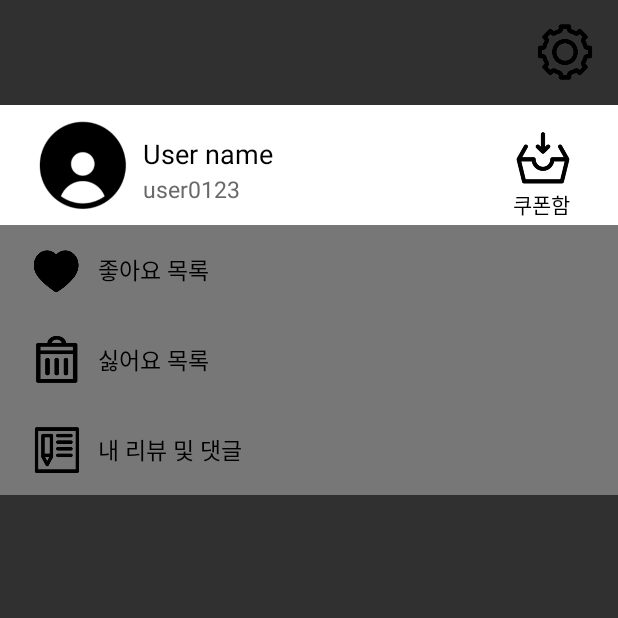
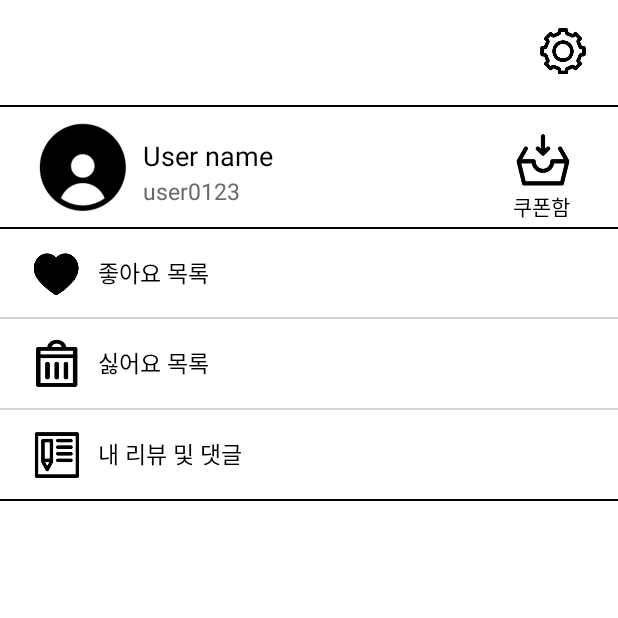
Before and after one commit to SnoopyKim/NewSikDang, an Android app: the fragment FourFragment shown on its own in the app's theme, on a phone screen of 412 x 824 dp, the top half of it. Run offline under Robolectric (Android 15) with nearby library versions, the phone set to English and light mode, and no system bars.

Commit message:
layout ed1

```diff
--- a/app/src/main/AndroidManifest.xml
+++ b/app/src/main/AndroidManifest.xml
@@ -20,18 +20,18 @@
         android:supportsRtl="true"
         android:theme="@style/Theme.AppCompat.NoActionBar">
         <activity android:name=".MainActivity">
-
-        </activity>
-        <activity
-            android:name=".MapsActivity"
-            android:label="@string/title_activity_maps" />
-        <activity android:name=".Restaurant">
             <intent-filter>
                 <action android:name="android.intent.action.MAIN" />
 
                 <category android:name="android.intent.category.LAUNCHER" />
             </intent-filter>
         </activity>
+        <activity
+            android:name=".MapsActivity"
+            android:label="@string/title_activity_maps" />
+        <activity android:name=".Restaurant">
+
+        </activity>
     </application>
 
 </manifest>
--- a/app/src/main/res/layout/activity_main.xml
+++ b/app/src/main/res/layout/activity_main.xml
@@ -4,7 +4,8 @@
     xmlns:tools="http://schemas.android.com/tools"
     android:layout_width="match_parent"
     android:layout_height="match_parent"
-    tools:context=".MainActivity">
+    tools:context=".MainActivity"
+    android:background="#FFFFFF">
 
 
     <LinearLayout
@@ -22,6 +23,12 @@
 
 
     <!--목록바-->
+        <View
+            android:id="@+id/frag4_middle_line"
+            android:layout_width="match_parent"
+            android:layout_height="2dp"
+            android:background="#000000"
+            android:layout_below="@+id/ll_fragment"/>
     <LinearLayout
         android:layout_width="match_parent"
         android:layout_height="wrap_content"
--- a/app/src/main/res/layout/fourfragment.xml
+++ b/app/src/main/res/layout/fourfragment.xml
@@ -4,30 +4,37 @@
     xmlns:tools="http://schemas.android.com/tools"
     android:layout_width="match_parent"
     android:layout_height="match_parent"
-    tools:context=".ThreeFragment">
+    tools:context=".ThreeFragment"
+    android:background="#FFFFFF">
 
     <!--탑바-->
-    <LinearLayout
+    <RelativeLayout
         android:id="@+id/frag4_top"
         android:layout_width="match_parent"
         android:layout_height="70dp"
         android:orientation="vertical">
         <ImageButton
-            android:layout_width="40dp"
-            android:layout_height="40dp"
+            android:layout_width="33dp"
+            android:layout_height="33dp"
             android:background="@drawable/setting_blank"
-            android:layout_gravity="end"
-            android:layout_marginTop="15dp"
-            android:layout_marginRight="15dp"
+            android:layout_alignParentRight="true"
+            android:layout_centerVertical="true"
+            android:layout_marginRight="20dp"
             />
-    </LinearLayout>
+    </RelativeLayout>
+    <View
+        android:id="@+id/frag4_top_line"
+        android:layout_width="match_parent"
+        android:layout_height="1dp"
+        android:background="#000000"
+        android:layout_below="@+id/frag4_top"/>
 
     <!--유저정보-->
     <RelativeLayout
         android:id="@+id/frag4_middle"
         android:layout_width="match_parent"
         android:layout_height="80dp"
-        android:layout_below="@+id/frag4_top"
+        android:layout_below="@+id/frag4_top_line"
         android:orientation="vertical"
         android:background="#FFFFFF">
         <ImageButton
@@ -79,13 +86,20 @@
             android:layout_alignLeft="@+id/frag4_coupon"
             android:gravity="center"/>
     </RelativeLayout>
+    <View
+        android:id="@+id/frag4_middle_line"
+        android:layout_width="match_parent"
+        android:layout_height="1dp"
+        android:background="#000000"
+        android:layout_below="@+id/frag4_middle"/>
 
     <!--좋아요 및 리뷰관리-->
     <LinearLayout
+        android:id="@+id/frag4_userinform"
         android:layout_width="match_parent"
         android:layout_height="180dp"
-        android:layout_below="@+id/frag4_middle"
-        android:background="#777777"
+        android:layout_below="@+id/frag4_middle_line"
+        android:background="#FFFFFF"
         android:orientation="vertical"
         >
         <LinearLayout
@@ -108,6 +122,10 @@
                 android:gravity="center"
                 android:text="좋아요 목록"/>
         </LinearLayout>
+        <View
+            android:layout_width="match_parent"
+            android:layout_height="1dp"
+            android:background="#D3D3D3"/>
         <LinearLayout
             android:layout_width="match_parent"
             android:layout_height="0dp"
@@ -129,6 +147,10 @@
                 android:text="싫어요 목록"/>
 
         </LinearLayout>
+        <View
+            android:layout_width="match_parent"
+            android:layout_height="1dp"
+            android:background="#D3D3D3"/>
         <LinearLayout
             android:layout_width="match_parent"
             android:layout_height="0dp"
@@ -150,5 +172,9 @@
                 android:text="내 리뷰 및 댓글"/>
         </LinearLayout>
     </LinearLayout>
-
+    <View
+        android:layout_width="match_parent"
+        android:layout_height="1dp"
+        android:background="#000000"
+        android:layout_below="@+id/frag4_userinform"/>
 </RelativeLayout>
```
